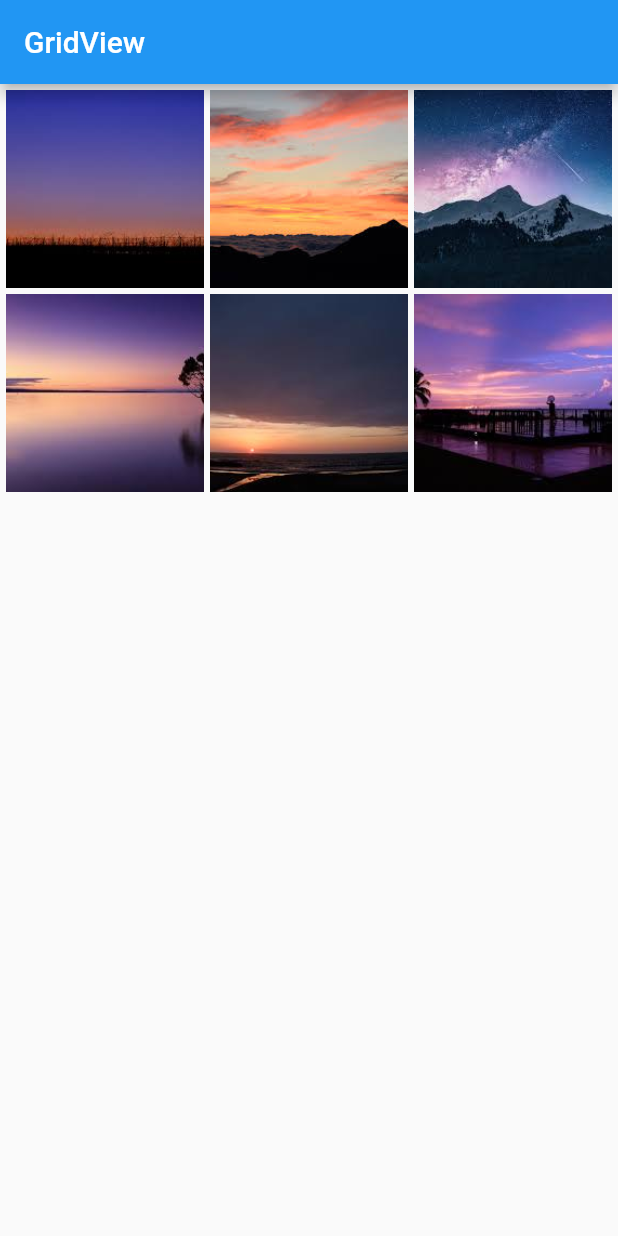
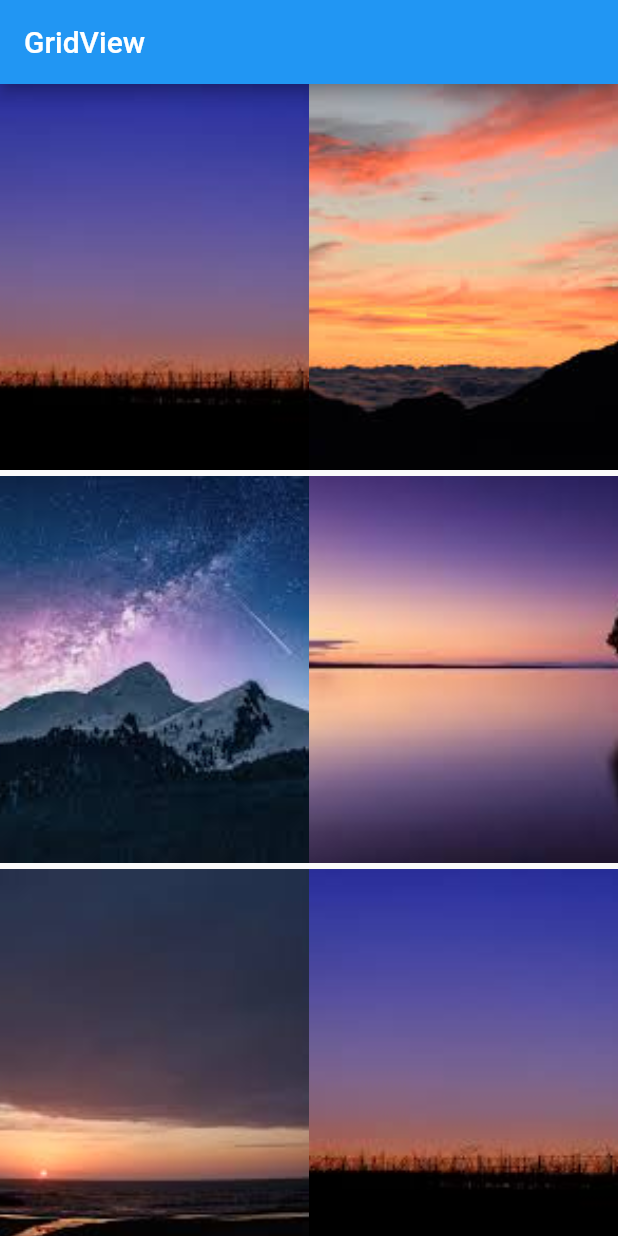
Before and after one commit to kazuma-fujita/flutter_doc_jp_layout_tutorial, a Flutter app: the screen it shows after launch, on a phone screen of 412 x 824 dp. Run offline on Flutter 3.47's test engine with Material 2 defaults, Android fonts, the phone set to English and light mode, and no system bars.

Commit message:
grid view builder dart added.

```diff
--- /dev/null
+++ b/lib/grid_view_builder.dart
@@ -0,0 +1,42 @@
+import 'package:flutter/material.dart';
+
+class GridViewBuilderWidget extends StatelessWidget {
+  @override
+  Widget build(BuildContext context) {
+    var grid = ['images1', 'images2', 'images3', 'images4', 'images5'];
+    return MaterialApp(
+      home: Scaffold(
+        appBar: AppBar(
+          title: const Text('GridView'),
+        ),
+        body: GridView.builder(
+            // scrollDirection: Axis.horizontal,
+            // gridDelegate: const SliverGridDelegateWithMaxCrossAxisExtent(
+            //   maxCrossAxisExtent: 150,
+            // ),
+            gridDelegate: const SliverGridDelegateWithFixedCrossAxisCount(
+              crossAxisCount: 2,
+              mainAxisSpacing: 4,
+              childAspectRatio: 0.8,
+            ),
+            itemBuilder: (BuildContext context, int index) {
+              if (index >= grid.length) {
+                grid.addAll(
+                    ['images1', 'images2', 'images3', 'images4', 'images5']);
+              }
+              return _photoItem(grid[index]);
+            }),
+      ),
+    );
+  }
+
+  Widget _photoItem(String image) {
+    final assetsImage = 'assets/images/$image.jpg';
+    return Container(
+      child: Image.asset(
+        assetsImage,
+        fit: BoxFit.cover,
+      ),
+    );
+  }
+}
--- a/lib/main.dart
+++ b/lib/main.dart
@@ -1,11 +1,11 @@
 import 'package:flutter/material.dart';
 import 'package:flutter/rendering.dart';
 
-import 'grid_view.dart';
+import 'grid_view_builder.dart';
 
 void main() {
   debugPaintSizeEnabled = true;
-  runApp(GridViewWidget());
+  runApp(GridViewBuilderWidget());
 }
 
 class MyApp extends StatelessWidget {
```
